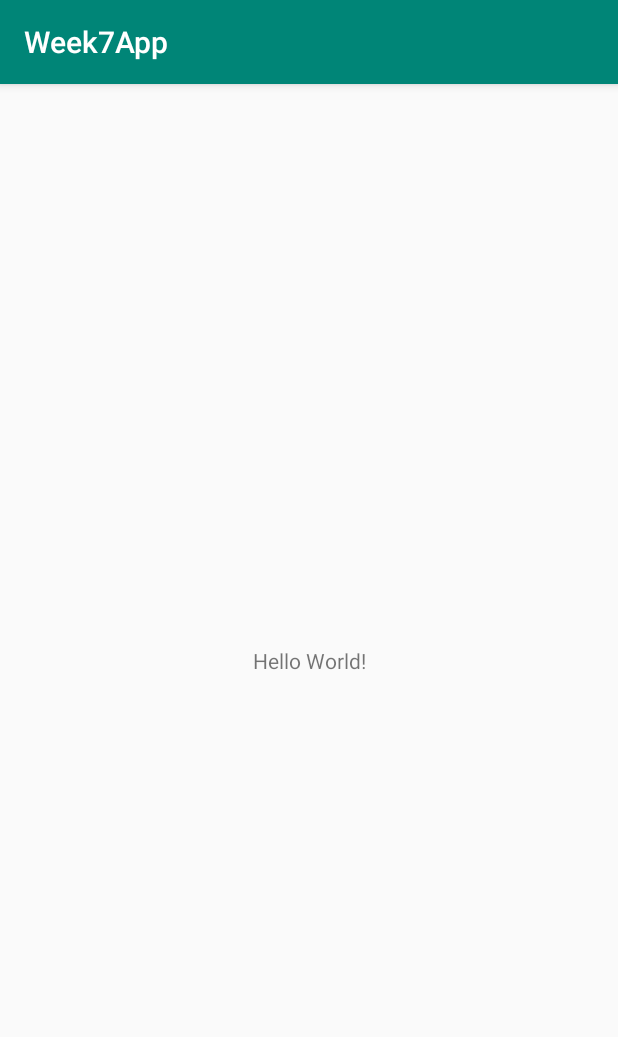
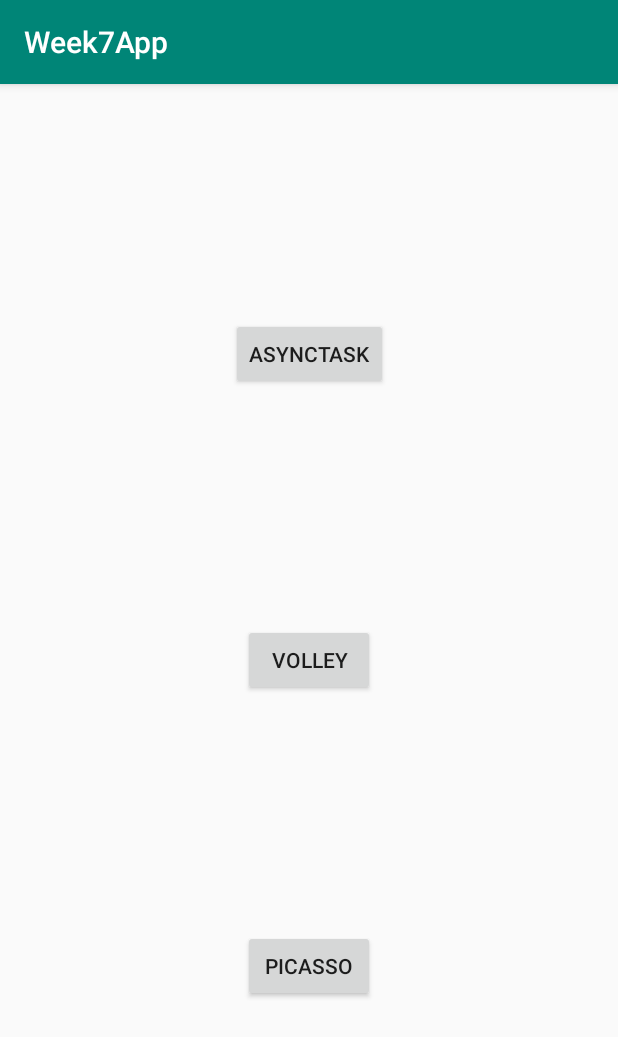
Before and after one commit to ivospijkerman/week7app, an Android app: the screen it shows after launch (MainActivity), on a phone screen of 412 x 824 dp. Shown: the top 1037 px of the screen. Run offline under Robolectric (Android 15) with nearby library versions, the phone set to English and light mode, and no system bars.

Commit message:
added buttons on main screen

```diff
--- a/app/src/main/res/layout/activity_main.xml
+++ b/app/src/main/res/layout/activity_main.xml
@@ -6,13 +6,42 @@
     android:layout_height="match_parent"
     tools:context=".MainActivity">
 
-    <TextView
+    <Button
+        android:id="@+id/buttonAsyncTask"
+
         android:layout_width="wrap_content"
         android:layout_height="wrap_content"
-        android:text="Hello World!"
+        android:text="@string/async_task"
+
+        app:layout_constraintTop_toTopOf="parent"
+        app:layout_constraintRight_toRightOf="parent"
+        app:layout_constraintBottom_toTopOf="@id/buttonVolley"
+        app:layout_constraintLeft_toLeftOf="parent"
+        />
+
+    <Button
+        android:id="@+id/buttonVolley"
+
+        android:layout_width="wrap_content"
+        android:layout_height="wrap_content"
+        android:text="@string/volley"
+
+        app:layout_constraintTop_toBottomOf="@id/buttonAsyncTask"
+        app:layout_constraintRight_toRightOf="parent"
+        app:layout_constraintBottom_toTopOf="@id/buttonPicasso"
+        app:layout_constraintLeft_toLeftOf="parent"
+        />
+
+    <Button
+        android:id="@+id/buttonPicasso"
+
+        android:layout_width="wrap_content"
+        android:layout_height="wrap_content"
+        android:text="@string/picasso"
+
+        app:layout_constraintTop_toBottomOf="@id/buttonVolley"
+        app:layout_constraintRight_toRightOf="parent"
         app:layout_constraintBottom_toBottomOf="parent"
-        app:layout_constraintLeft_toLeftOf="parent"
-        app:layout_constraintRight_toRightOf="parent"
-        app:layout_constraintTop_toTopOf="parent" />
+        app:layout_constraintLeft_toLeftOf="parent"/>
 
 </android.support.constraint.ConstraintLayout>
--- a/app/src/main/res/values/strings.xml
+++ b/app/src/main/res/values/strings.xml
@@ -1,3 +1,6 @@
 <resources>
     <string name="app_name">Week7App</string>
+    <string name="async_task">AsyncTask</string>
+    <string name="volley">Volley</string>
+    <string name="picasso">Picasso</string>
 </resources>
```
